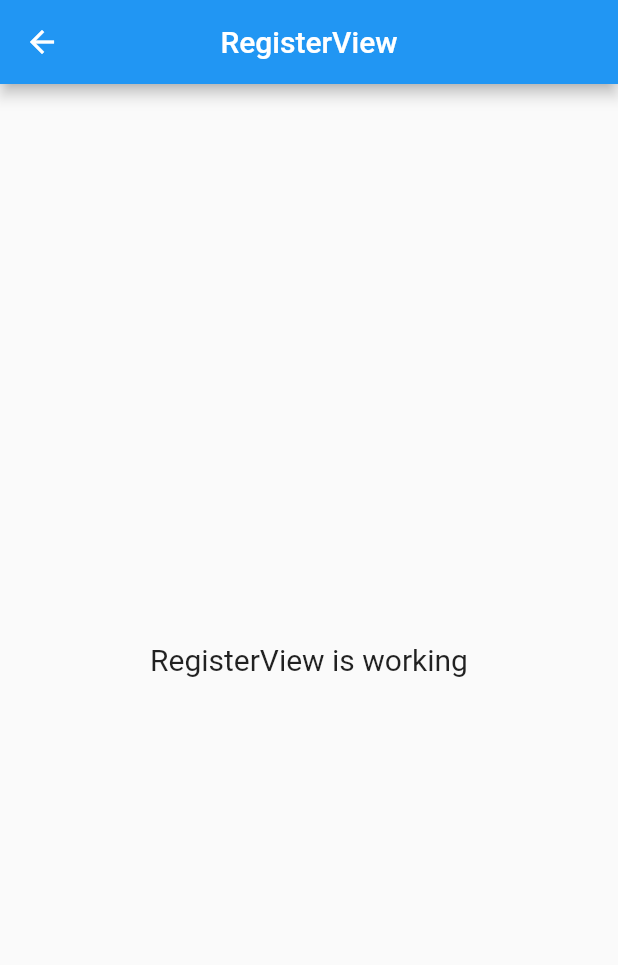
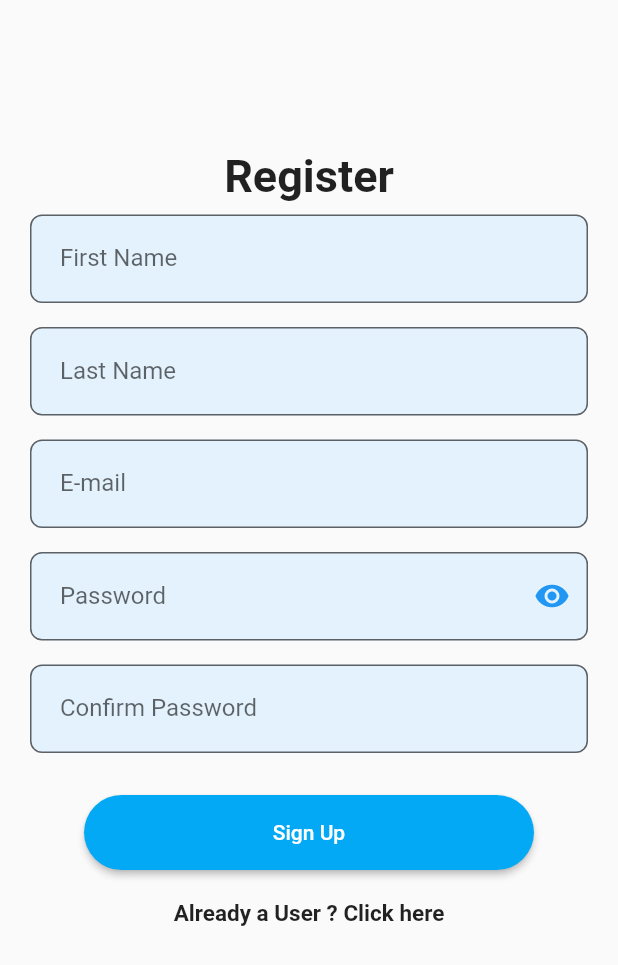
Before and after one commit to itsyaasir/Water-Monitoring-System, a Flutter app: the RegisterView screen opened by its route, on a phone screen of 412 x 824 dp. Shown: the top 965 px of the screen. Run offline on Flutter 3.47's test engine with Material 2 defaults, Android fonts, the phone set to English and light mode, and no system bars; drawn by our look-alikes of rounded_loading_button; our stand-ins replace get, get_storage; accounts and stored records are empty.

Commit message:
Add Register Page

```diff
--- a/water_app/lib/app/modules/home/views/home_view.dart
+++ b/water_app/lib/app/modules/home/views/home_view.dart
@@ -21,13 +21,22 @@ class HomeView extends GetView<HomeController> {
               'HomeView is working',
               style: TextStyle(fontSize: 20),
             ),
+            SizedBox(
+              height: 20,
+            ),
             ElevatedButton(
                 onPressed: () {
-                  final token = controller.storage.read("token");
-
-                  print("Token: $token");
+                  Get.toNamed("/register");
                 },
-                child: const Text("Get Token")),
+                child: const Text("Signup")),
+            SizedBox(
+              height: 20,
+            ),
+            ElevatedButton(
+                onPressed: () {
+                  Get.toNamed("/login");
+                },
+                child: const Text("Login")),
           ],
         ),
       ),
--- a/water_app/lib/app/modules/register/bindings/register_binding.dart
+++ b/water_app/lib/app/modules/register/bindings/register_binding.dart
@@ -1,5 +1,6 @@
 import 'package:get/get.dart';
 
+import '../../../provider/authentication/auth_controller.dart';
 import '../controllers/register_controller.dart';
 
 class RegisterBinding extends Bindings {
@@ -8,5 +9,7 @@ class RegisterBinding extends Bindings {
     Get.lazyPut<RegisterController>(
       () => RegisterController(),
     );
+
+    Get.put(AuthenticationController());
   }
 }
--- a/water_app/lib/app/modules/register/controllers/register_controller.dart
+++ b/water_app/lib/app/modules/register/controllers/register_controller.dart
@@ -1,23 +1,55 @@
+import 'package:flutter/material.dart';
 import 'package:get/get.dart';
+import 'package:rounded_loading_button/rounded_loading_button.dart';
+
+import '../../../provider/authentication/auth_controller.dart';
 
 class RegisterController extends GetxController {
-  //TODO: Implement SignupController
+  final AuthenticationController _authenticationController =
+      Get.find<AuthenticationController>();
+  GlobalKey<FormState> saveFormKey = GlobalKey<FormState>();
 
-  final count = 0.obs;
-  @override
-  void onInit() {
-    super.onInit();
-  }
+  RoundedLoadingButtonController loadingButtonController =
+      RoundedLoadingButtonController();
 
-  @override
-  void onReady() {
-    super.onReady();
+// TextEditing Controllers
+  TextEditingController email = TextEditingController();
+  TextEditingController password = TextEditingController();
+  TextEditingController confirmPassword = TextEditingController();
+  TextEditingController firstName = TextEditingController();
+  TextEditingController lastName = TextEditingController();
+
+  // IsTapped
+  final _isTapped = true.obs;
+  bool get isTapped => this._isTapped.value;
+  set isTapped(bool value) => this._isTapped.value = value;
+
+  void validateAndSave() async {
+    if (saveFormKey.currentState!.validate()) {
+      loadingButtonController.start();
+      await _authenticationController.register(
+        email: email.text,
+        password: password.text,
+        confirmPassword: confirmPassword.text,
+      );
+
+      loadingButtonController.stop();
+      email.clear();
+      password.clear();
+      confirmPassword.clear();
+      lastName.clear();
+      firstName.clear();
+    }
+    loadingButtonController.stop();
   }
 
   @override
   void onClose() {
+    email.dispose();
+    password.dispose();
+    firstName.dispose();
+    lastName.dispose();
+    confirmPassword.dispose();
     super.onClose();
   }
-
-  void increment() => count.value++;
 }
--- a/water_app/lib/app/modules/register/views/register_view.dart
+++ b/water_app/lib/app/modules/register/views/register_view.dart
@@ -1,7 +1,9 @@
 import 'package:flutter/material.dart';
 
 import 'package:get/get.dart';
+import 'package:rounded_loading_button/rounded_loading_button.dart';
 
+import '../../../global_widgets/custom_text_field.dart';
 import '../controllers/register_controller.dart';
 
 class RegisterView extends GetView<RegisterController> {
@@ -9,14 +11,123 @@ class RegisterView extends GetView<RegisterController> {
   @override
   Widget build(BuildContext context) {
     return Scaffold(
-      appBar: AppBar(
-        title: const Text('RegisterView'),
-        centerTitle: true,
-      ),
-      body: const Center(
-        child: Text(
-          'RegisterView is working',
-          style: TextStyle(fontSize: 20),
+      body: SingleChildScrollView(
+        child: Padding(
+          padding: const EdgeInsets.only(
+            top: 100.0,
+            left: 20,
+            right: 20,
+            bottom: 20,
+          ),
+          child: Form(
+            key: controller.saveFormKey,
+            child: Column(
+              crossAxisAlignment: CrossAxisAlignment.center,
+              children: [
+                const Text(
+                  "Register",
+                  style: const TextStyle(
+                    fontSize: 30,
+                    fontWeight: FontWeight.bold,
+                  ),
+                ),
+                CustomTextField(
+                  name: "First Name",
+                  controller: controller.firstName,
+                  validator: (name) => (name!.trim().isEmpty)
+                      ? "Please enter your first name"
+                      : null,
+                ),
+                CustomTextField(
+                  name: "Last Name",
+                  controller: controller.lastName,
+                  validator: (name) => (name!.trim().isEmpty)
+                      ? "Please enter your last name"
+                      : null,
+                ),
+                CustomTextField(
+                  name: "E-mail",
+                  controller: controller.email,
+                  validator: (email) => (!email!.trim().contains("@"))
+                      ? "Please enter a valid email address"
+                      : null,
+                  keyboardType: TextInputType.emailAddress,
+                ),
+                Padding(
+                  padding: const EdgeInsets.only(top: 8, bottom: 8),
+                  child: Obx(() => TextFormField(
+                        decoration: InputDecoration(
+                          labelText: "Password",
+                          contentPadding: const EdgeInsets.all(20),
+                          border: OutlineInputBorder(
+                            borderRadius: BorderRadius.circular(8),
+                          ),
+                          fillColor: Colors.blue[50],
+                          filled: true,
+                          hintText: "Password",
+                          suffixIcon: IconButton(
+                            icon: const Icon(
+                              Icons.remove_red_eye,
+                              color: Colors.blue,
+                            ),
+                            onPressed: () {
+                              controller.isTapped = !controller.isTapped;
+                            },
+                          ),
+                        ),
+                        controller: controller.password,
+                        keyboardType: TextInputType.text,
+                        enableSuggestions: false,
+                        validator: (password) => (password!.trim().length < 6)
+                            ? "Password must be at least 6 characters long"
+                            : null,
+                        textCapitalization: TextCapitalization.words,
+                        obscureText: controller.isTapped,
+                      )),
+                ),
+                Padding(
+                  padding: const EdgeInsets.only(top: 8, bottom: 8),
+                  child: TextFormField(
+                    decoration: InputDecoration(
+                      labelText: "Confirm Password",
+                      contentPadding: const EdgeInsets.all(20),
+                      border: OutlineInputBorder(
+                        borderRadius: BorderRadius.circular(8),
+                      ),
+                      fillColor: Colors.blue[50],
+                      filled: true,
+                      hintText: "Confirm Password",
+                    ),
+                    controller: controller.confirmPassword,
+                    keyboardType: TextInputType.text,
+                    enableSuggestions: false,
+                    textCapitalization: TextCapitalization.words,
+                    // validator -: should be same as password
+                    validator: (password) =>
+                        (password! != controller.password.text.trim())
+                            ? "Password does not match"
+                            : null,
+                  ),
+                ),
+                const SizedBox(height: 20),
+                Center(
+                  child: RoundedLoadingButton(
+                    controller: controller.loadingButtonController,
+                    onPressed: controller.validateAndSave,
+                    child: const Text("Sign Up"),
+                  ),
+                ),
+                const SizedBox(height: 20),
+                GestureDetector(
+                  onTap: () => Get.offAllNamed("/login"),
+                  child: const Text(
+                    "Already a User ? Click here",
+                    style: TextStyle(fontSize: 15, fontWeight: FontWeight.bold),
+                  ),
+                ),
+              ],
+            ),
+          ),
         ),
       ),
     );
--- a/water_app/lib/app/provider/authentication/auth_controller.dart
+++ b/water_app/lib/app/provider/authentication/auth_controller.dart
@@ -22,7 +22,7 @@ class AuthenticationController extends GetxController with PrintLogMixin {
   // Tokens usually expire after a 1D, so we need to refresh the token.
   // We can make an endpoint to refresh the token.
 
-  void register(
+  Future<void> register(
       {required String email,
       required String password,
       required String confirmPassword}) async {
```
